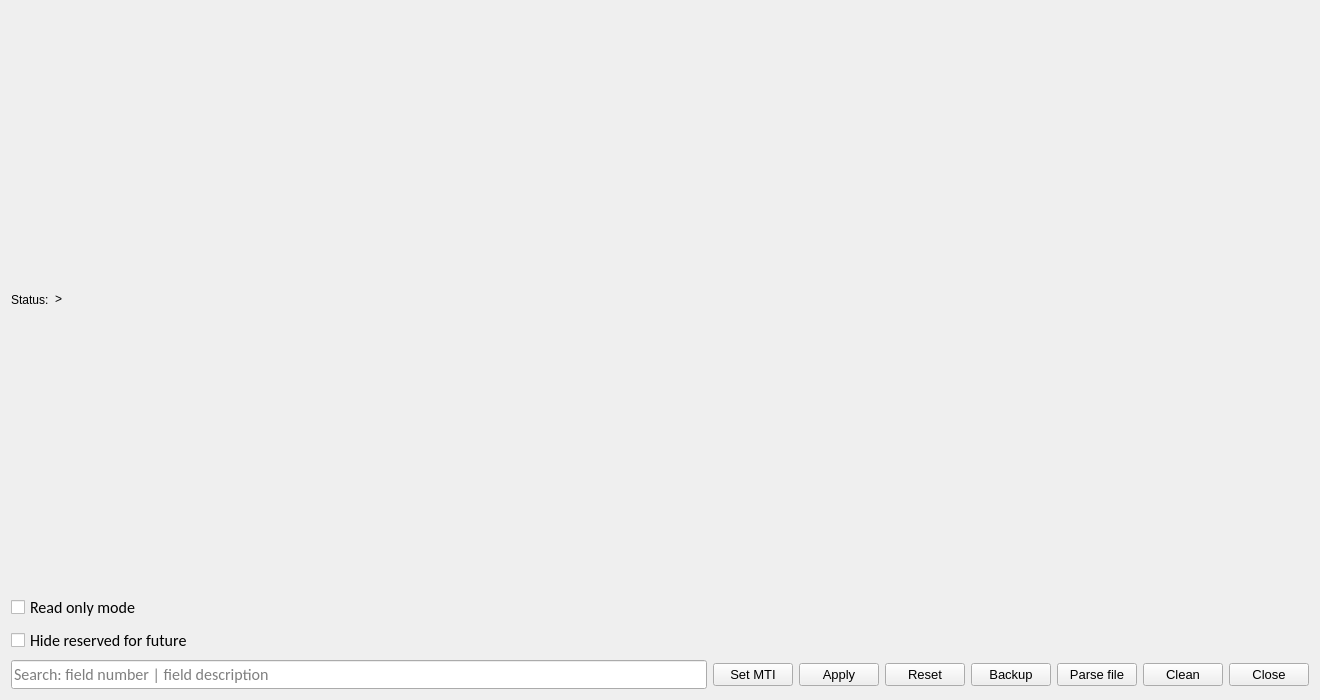
Old version of the form common/gui/forms/spec.ui in the repository FedorIvanov37/sv-terminal.
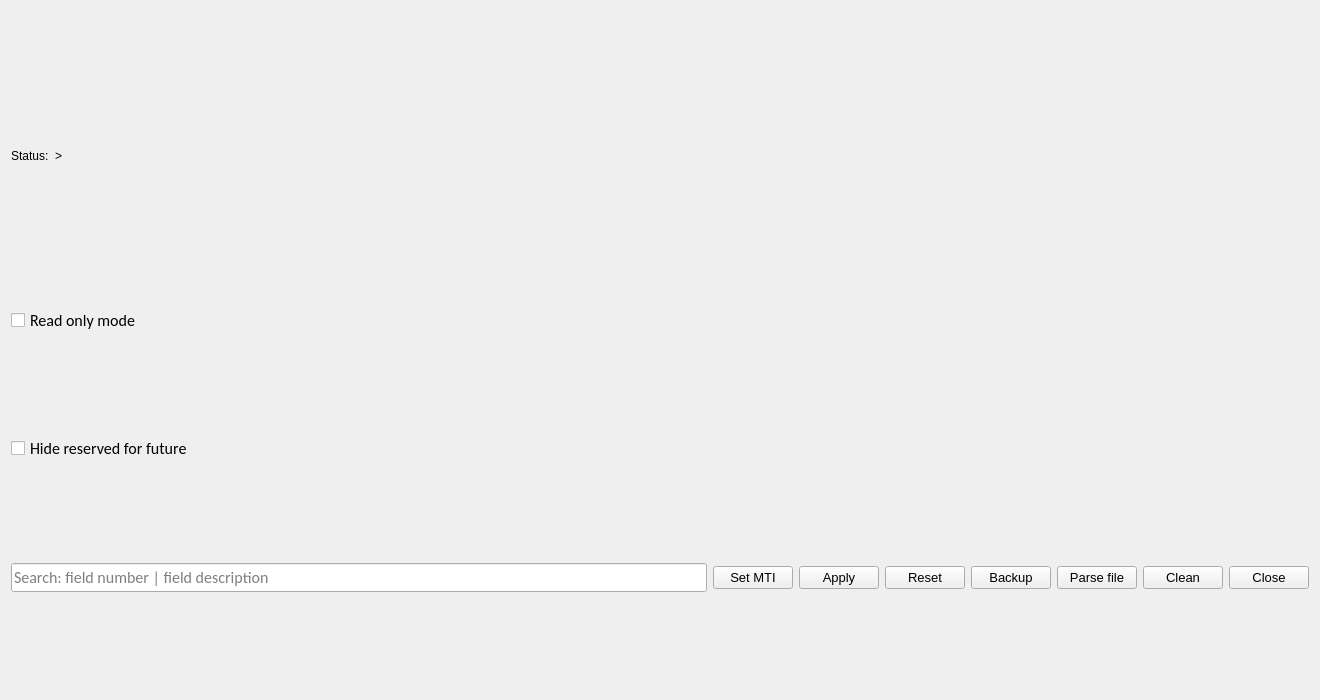
New version of the form.

Commit message: SV to Signal refactoring, fix spec and MTI

```diff
--- a/common/gui/forms/spec.ui
+++ b/common/gui/forms/spec.ui
@@ -38,6 +38,12 @@
       <layout class="QHBoxLayout" name="horizontalLayout_3">
        <item>
         <widget class="QLabel" name="label">
+         <property name="maximumSize">
+          <size>
+           <width>16777215</width>
+           <height>100</height>
+          </size>
+         </property>
          <property name="text">
           <string>Status:</string>
          </property>
@@ -45,6 +51,12 @@
        </item>
        <item>
         <widget class="QLabel" name="StatusLabel">
+         <property name="maximumSize">
+          <size>
+           <width>16777215</width>
+           <height>100</height>
+          </size>
+         </property>
          <property name="text">
           <string>&gt;</string>
          </property>
```
Left out of the diff: 3 changed lines with no effect on the pictures. The commit also changes 29 other files.
